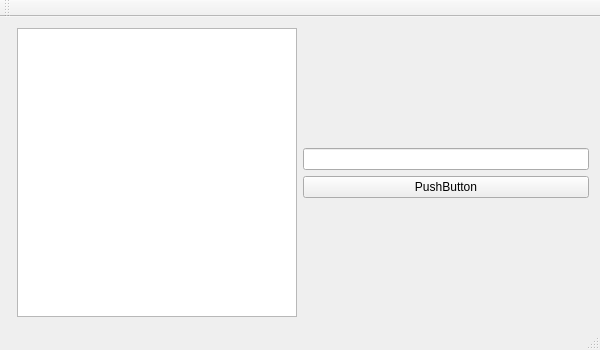
Qt form AIS_Login/AIS_Login.ui (Holikma/Application_AIS) before a commit.
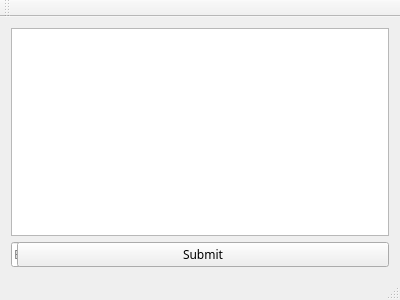
The same form after that commit.

Diff of the .ui file:
```diff
--- a/AIS_Login/AIS_Login.ui
+++ b/AIS_Login/AIS_Login.ui
@@ -6,64 +6,67 @@
    <rect>
     <x>0</x>
     <y>0</y>
-    <width>600</width>
-    <height>350</height>
+    <width>400</width>
+    <height>300</height>
    </rect>
   </property>
   <property name="minimumSize">
    <size>
-    <width>600</width>
-    <height>350</height>
+    <width>400</width>
+    <height>300</height>
    </size>
   </property>
   <property name="maximumSize">
    <size>
-    <width>600</width>
-    <height>350</height>
+    <width>400</width>
+    <height>300</height>
    </size>
   </property>
   <property name="windowTitle">
    <string>AIS_Login</string>
   </property>
   <widget class="QWidget" name="centralWidget">
-   <layout class="QHBoxLayout" name="horizontalLayout_2">
-    <item>
-     <layout class="QFormLayout" name="formLayout">
-      <item row="0" column="1">
+   <property name="font">
+    <font>
+     <family>Trebuchet MS</family>
+    </font>
+   </property>
+   <layout class="QFormLayout" name="formLayout_2">
+    <item row="0" column="0" colspan="2">
        <widget class="QListWidget" name="List_Users">
         <property name="font">
          <font>
           <family>Trebuchet MS</family>
-          <pointsize>16</pointsize>
-          <bold>true</bold>
-         </font>
-        </property>
-       </widget>
-      </item>
-     </layout>
-    </item>
-    <item>
-     <layout class="QVBoxLayout" name="verticalLayout">
-      <item>
-       <spacer name="verticalSpacer">
-        <property name="orientation">
-         <enum>Qt::Vertical</enum>
-        </property>
-        <property name="sizeHint" stdset="0">
+        <pointsize>10</pointsize>
+        <bold>false</bold>
+        <underline>false</underline>
+       </font>
+      </property>
+      <property name="toolTip">
+       <string>select User</string>
+      </property>
+     </widget>
+    </item>
+    <item row="1" column="0">
+     <widget class="QLineEdit" name="Line_Password">
+      <property name="minimumSize">
          <size>
-          <width>20</width>
-          <height>40</height>
-         </size>
-        </property>
-       </spacer>
-      </item>
-      <item>
-       <widget class="QLineEdit" name="Line_Password"/>
-      </item>
-      <item>
+        <width>300</width>
+        <height>0</height>
+       </size>
+      </property>
+      <property name="echoMode">
+       <enum>QLineEdit::Password</enum>
+      </property>
+      <property name="placeholderText">
+       <string>Enter Password</string>
+      </property>
+     </widget>
+    </item>
+    <item row="1" column="1">
        <widget class="QPushButton" name="Submit">
         <property name="text">
-         <string>PushButton</string>
+       <string>Submit</string>
         </property>
         <property name="checkable">
          <bool>false</bool>
@@ -76,21 +79,6 @@
         </property>
        </widget>
       </item>
-      <item>
-       <spacer name="verticalSpacer_2">
-        <property name="orientation">
-         <enum>Qt::Vertical</enum>
-        </property>
-        <property name="sizeHint" stdset="0">
-         <size>
-          <width>20</width>
-          <height>40</height>
-         </size>
-        </property>
-       </spacer>
-      </item>
-     </layout>
-    </item>
    </layout>
   </widget>
   <widget class="QMenuBar" name="menuBar">
```
Left out of the diff: 2 changed lines with no effect on the pictures. Lines whose indentation alone changed are shown as unchanged.
